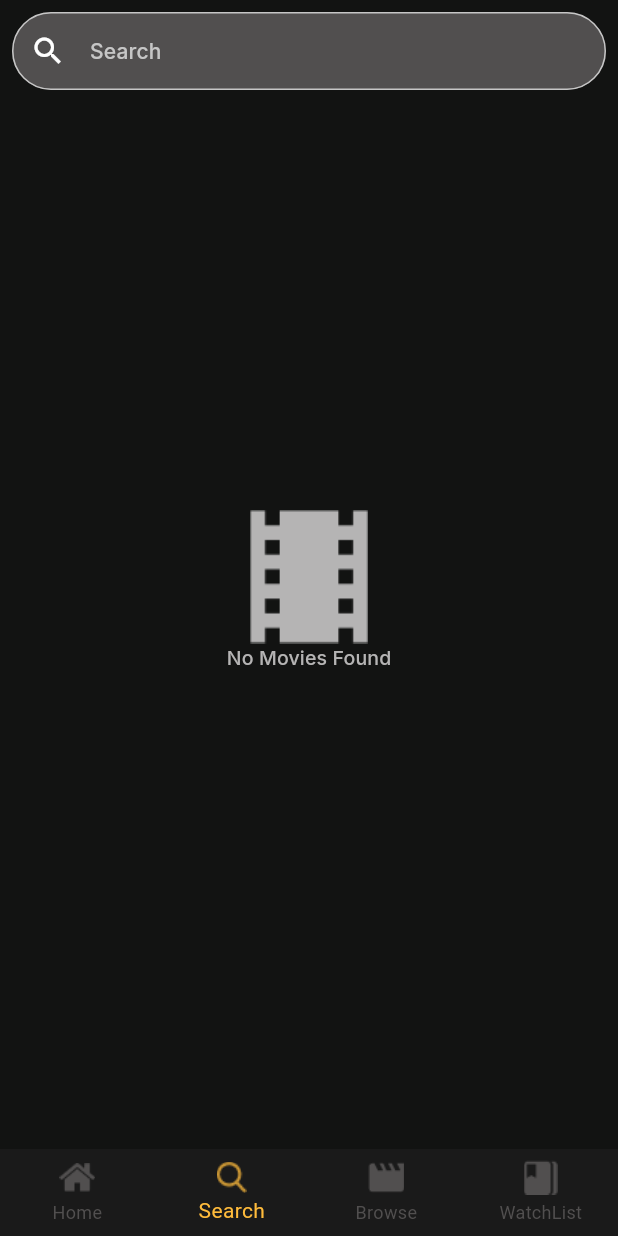
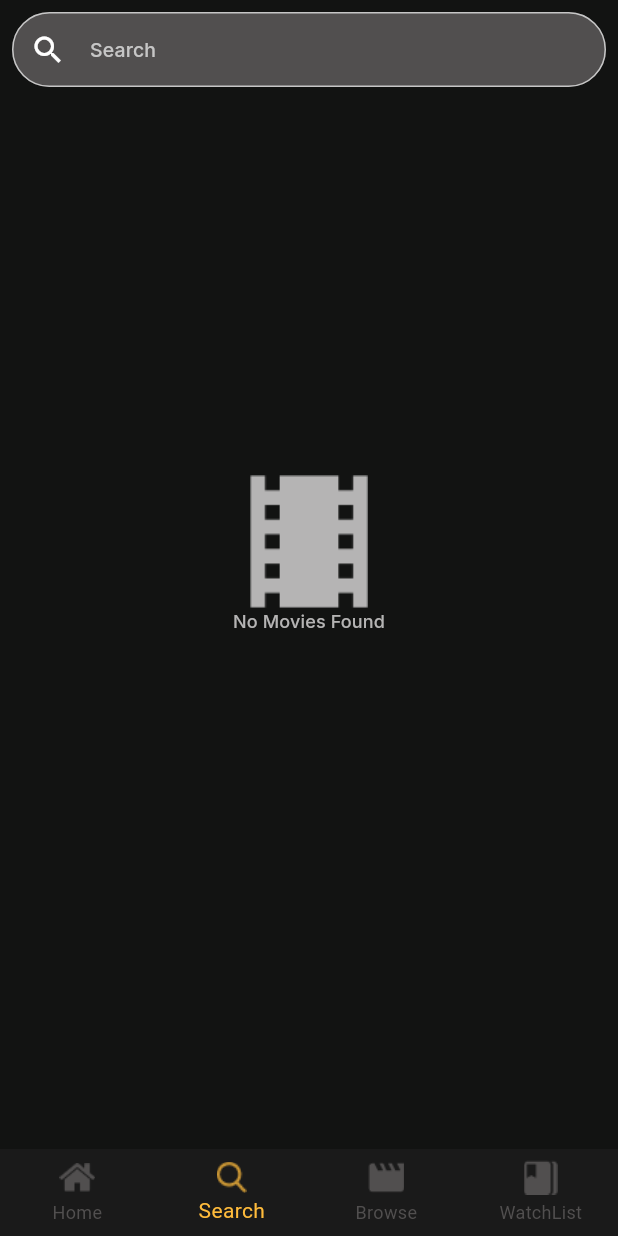
Before and after one commit to oso020/MOVIES-APP, a Flutter app: the screen it shows after launch, item 2 of the bottom bar chosen, on a phone screen of 412 x 824 dp. Run offline on Flutter 3.47's test engine with Material 3 defaults, Android fonts, the phone set to English and light mode, and no system bars; our stand-ins replace bloc, cached_network_image, carousel_slider, cloud_firestore, firebase_core, flutter_bloc and 3 more; accounts and stored records are empty; network calls fail.

Commit message:
fix problem in responsive ui.

```diff
--- a/lib/home/movie_home/movie_item_recommeded.dart
+++ b/lib/home/movie_home/movie_item_recommeded.dart
@@ -30,7 +30,6 @@ class _MovieItemRecommededState extends State<MovieItemRecommeded> {
     setState(() {
       isBooked = prefs.getBool('${widget.resultsRecomended.id}') ?? false;
     });
-    print('Loaded isBooked for ${widget.resultsRecomended.id}: $isBooked');
   }
 
 /*  void _saveIsBooked() async {
--- a/lib/home/watch_list/watch_list_item.dart
+++ b/lib/home/watch_list/watch_list_item.dart
@@ -23,7 +23,6 @@ class _WatchListItemState extends State<WatchListItem> {
 
   @override
   void dispose() {
-    // Perform any necessary cleanup here
     super.dispose();
   }
 
@@ -62,9 +61,6 @@ class _WatchListItemState extends State<WatchListItem> {
 
                       await updateSharedPrefs(widget.movie.id, false);
 
-                      setState(() {
-                        isWatchList = false;
-                      });
 
 
                     },
@@ -112,7 +108,6 @@ class _WatchListItemState extends State<WatchListItem> {
 
   Future<void> updateSharedPrefs(String movieId, bool value) async {
     final prefs = await SharedPreferences.getInstance();
-    print(value);
     await prefs.setBool('$movieId', value);
   }
 }
--- a/lib/main.dart
+++ b/lib/main.dart
@@ -20,11 +20,11 @@ void main() async{
     options: DefaultFirebaseOptions.currentPlatform,
   );
 
-  await FirebaseFirestore.instance.disableNetwork(); ///to run offline
+  // await FirebaseFirestore.instance.disableNetwork(); ///to run offline
   runApp(
       ChangeNotifierProvider(
           create: (context) => MovieListProvider(),
-          child: MyApp()
+          child: const MyApp()
       )
   );
 
@@ -35,10 +35,9 @@ class MyApp extends StatelessWidget {
 
   @override
   Widget build(BuildContext context) {
-    var width=ResponsiveClass.width(context);
-    var height=ResponsiveClass.height(context);
+
     return ScreenUtilInit(
-      designSize:  Size(width, height),
+      designSize:  const Size(412, 892),
       minTextAdapt: true,
       splitScreenMode: true,
       builder: (context, child) {
@@ -47,7 +46,7 @@ class MyApp extends StatelessWidget {
           initialRoute: HomeScreen.routeName,
           theme: ThemeApp.theme,
           routes: {
-            HomeScreen.routeName :(context)=> HomeScreen(),
+            HomeScreen.routeName :(context)=> const HomeScreen(),
             MovieDetailsScreen.routeName: (context) => MovieDetailsScreen(),
             DiscoverScreen.routeName: (context) => DiscoverScreen()
           },
--- a/lib/responsive_ui/responsive_class.dart
+++ /dev/null
@@ -1,16 +0,0 @@
-import 'package:flutter/cupertino.dart';
-
-class ResponsiveClass{
-
-  static double height(BuildContext context){
-    var getHeight=MediaQuery.of(context).size.height;
-
-    return getHeight;
-  }
-
-  static double width(BuildContext context){
-    var getWidth=MediaQuery.of(context).size.width;
-
-    return getWidth;
-  }
-}
```
